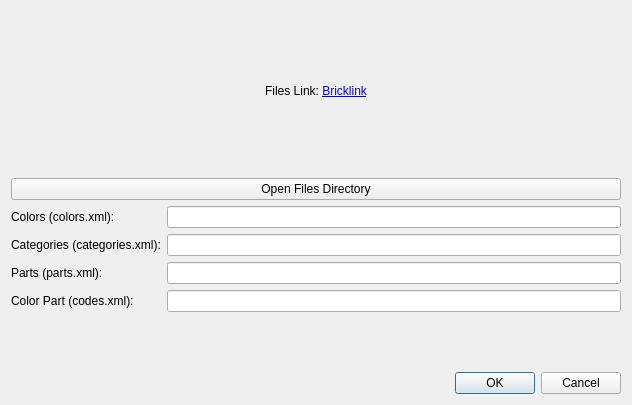
The window that ui/updateDBDialog.ui (Syadon/BrickCollectionManager) describes before a commit, drawn with Qt 5.
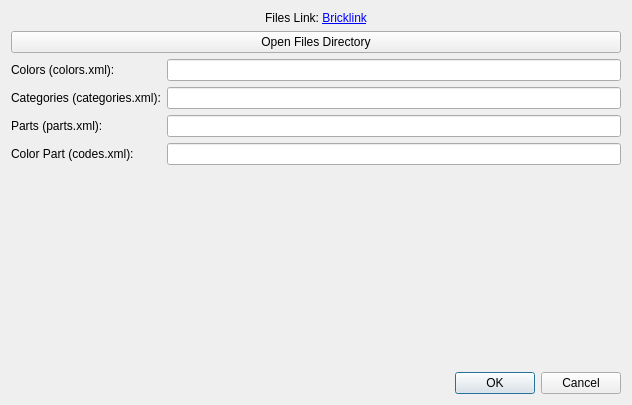
The same window after the commit.

Commit message: Improved some elemets layout

Diff of the .ui file:
```diff
--- a/ui/updateDBDialog.ui
+++ b/ui/updateDBDialog.ui
@@ -13,7 +13,7 @@
   <property name="windowTitle">
    <string>Update Database</string>
   </property>
-  <layout class="QVBoxLayout" name="verticalLayout">
+  <layout class="QVBoxLayout" name="verticalLayout" stretch="0,0,1,0,0">
    <item>
     <widget class="QLabel" name="linkLabel">
      <property name="text">
@@ -35,7 +35,7 @@
     </widget>
    </item>
    <item>
-    <layout class="QFormLayout" name="formLayout">
+    <layout class="QGridLayout" name="gridLayout">
      <item row="0" column="0">
       <widget class="QLabel" name="colorLabel">
        <property name="text">
@@ -94,6 +94,19 @@
      </item>
     </layout>
    </item>
+   <item>
+    <spacer name="verticalSpacer">
+     <property name="orientation">
+      <enum>Qt::Orientation::Vertical</enum>
+     </property>
+     <property name="sizeHint" stdset="0">
+      <size>
+       <width>20</width>
+       <height>40</height>
+      </size>
+     </property>
+    </spacer>
+   </item>
    <item>
     <widget class="QDialogButtonBox" name="buttonBox">
      <property name="orientation">
```
The commit also changes 5 other files.
